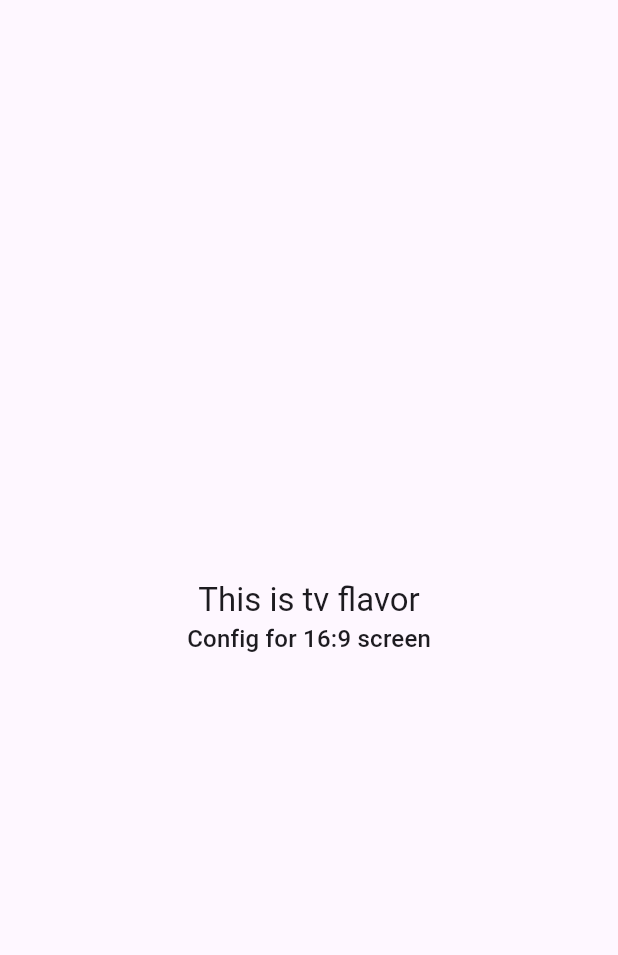
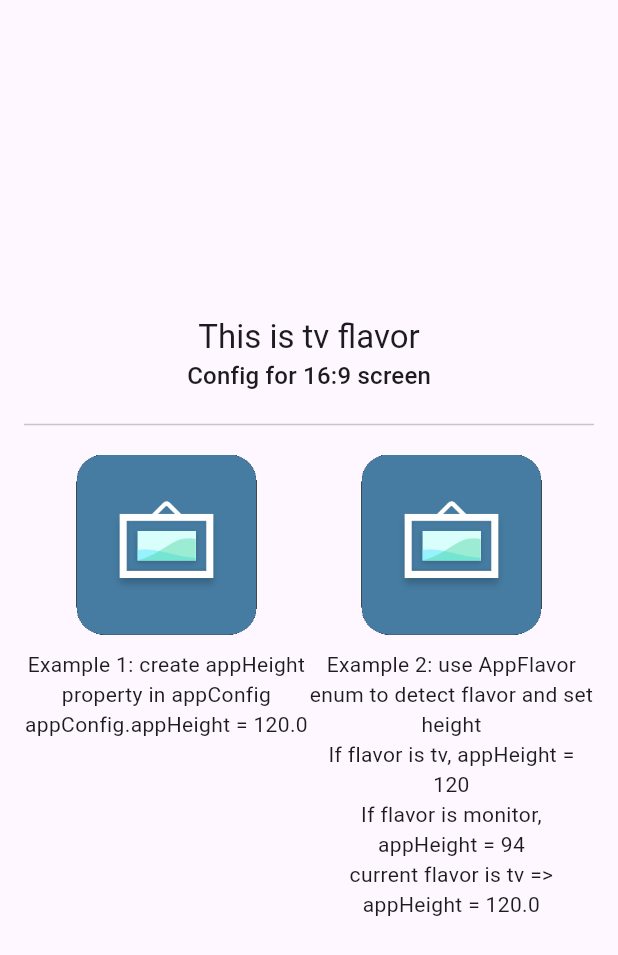
Before and after one commit to hoangnxlge/flavor_sample, a Flutter app: the screen it shows after launch, on a phone screen of 412 x 824 dp. Shown: the top 955 px of the screen. Run offline on Flutter 3.47's test engine with Material 2 defaults, Android fonts, the phone set to English and light mode, and no system bars; our stand-ins replace flutter_riverpod.

Commit message:
update example

```diff
--- a/lib/config/app_config.dart
+++ b/lib/config/app_config.dart
@@ -6,16 +6,19 @@ class AppConfig {
   final AppFlavor flavor;
   final String configTitle;
   // Add more config properties here
+  final double appHeight;
 
   AppConfig._internal({
     required this.flavor,
     required this.configTitle,
+    required this.appHeight,
   });
 
   factory AppConfig.tv() {
     return AppConfig._internal(
       configTitle: 'Config for 16:9 screen',
       flavor: AppFlavor.tv,
+      appHeight: 120,
     );
   }
 
@@ -23,6 +26,7 @@ class AppConfig {
     return AppConfig._internal(
       configTitle: 'Config for 21:9 screen',
       flavor: AppFlavor.monitor,
+      appHeight: 94,
     );
   }
 }
--- a/lib/features/home/home_page.dart
+++ b/lib/features/home/home_page.dart
@@ -12,10 +12,22 @@ class HomePage extends ConsumerStatefulWidget {
 class _HomePageState extends ConsumerState<HomePage> {
   late final appConfig = ref.read(appConfigProvider);
 
+  // This getter is used in example 2
+  double get appHeight {
+    switch (appConfig.flavor) {
+      case AppFlavor.tv:
+        return 120;
+      case AppFlavor.monitor:
+        return 94;
+    }
+  }
+
   @override
   Widget build(BuildContext context) {
     return Scaffold(
-      body: Center(
+      body: Padding(
+        padding: const EdgeInsets.all(16.0),
+        child: Center(
           child: Column(
             mainAxisSize: MainAxisSize.min,
             children: [
@@ -27,7 +39,49 @@ class _HomePageState extends ConsumerState<HomePage> {
                 appConfig.configTitle,
                 style: Theme.of(context).textTheme.titleMedium,
               ),
+              const Divider(height: 40),
+              Row(
+                mainAxisAlignment: MainAxisAlignment.center,
+                crossAxisAlignment: CrossAxisAlignment.start,
+                children: [
+                  Expanded(
+                    child: Column(
+                      children: [
+                        Image.asset(
+                          'assets/app.png',
+                          height: appConfig.appHeight,
+                        ),
+                        const SizedBox(height: 10),
+                        Text(
+                          'Example 1: create appHeight property in appConfig\n'
+                          'appConfig.appHeight = ${appConfig.appHeight}',
+                          textAlign: TextAlign.center,
+                        ),
                       ],
+                    ),
+                  ),
+                  Expanded(
+                    child: Column(
+                      children: [
+                        Image.asset(
+                          'assets/app.png',
+                          height: appHeight,
+                        ),
+                        const SizedBox(height: 10),
+                        Text(
+                          'Example 2: use AppFlavor enum to detect flavor and set height\n'
+                          'If flavor is tv, appHeight = 120\n'
+                          'If flavor is monitor, appHeight = 94\n'
+                          'current flavor is ${appConfig.flavor.name} => appHeight = $appHeight',
+                          textAlign: TextAlign.center,
+                        ),
+                      ],
+                    ),
+                  )
+                ],
+              ),
+            ],
+          ),
         ),
       ),
     );
--- a/pubspec.yaml
+++ b/pubspec.yaml
@@ -19,7 +19,7 @@ publish_to: 'none' # Remove this line if you wish to publish to pub.dev
 version: 1.0.0+1
 
 environment:
-  sdk: '>=3.1.2 <4.0.0'
+  sdk: '>=3.0.5 <4.0.0'
 
 # Dependencies specify other packages that your package needs in order to work.
 # To automatically upgrade your package dependencies to the latest versions
@@ -60,8 +60,8 @@ flutter:
   uses-material-design: true
 
   # To add assets to your application, add an assets section, like this:
-  # assets:
-  #   - images/a_dot_burr.jpeg
+  assets:
+    - assets/
   #   - images/a_dot_ham.jpeg
 
   # An image asset can refer to one or more resolution-specific "variants", see
```
Also changed, not shown: assets/app.png (added), pubspec.lock, 5 other files. Lines whose indentation alone changed are shown as unchanged.
